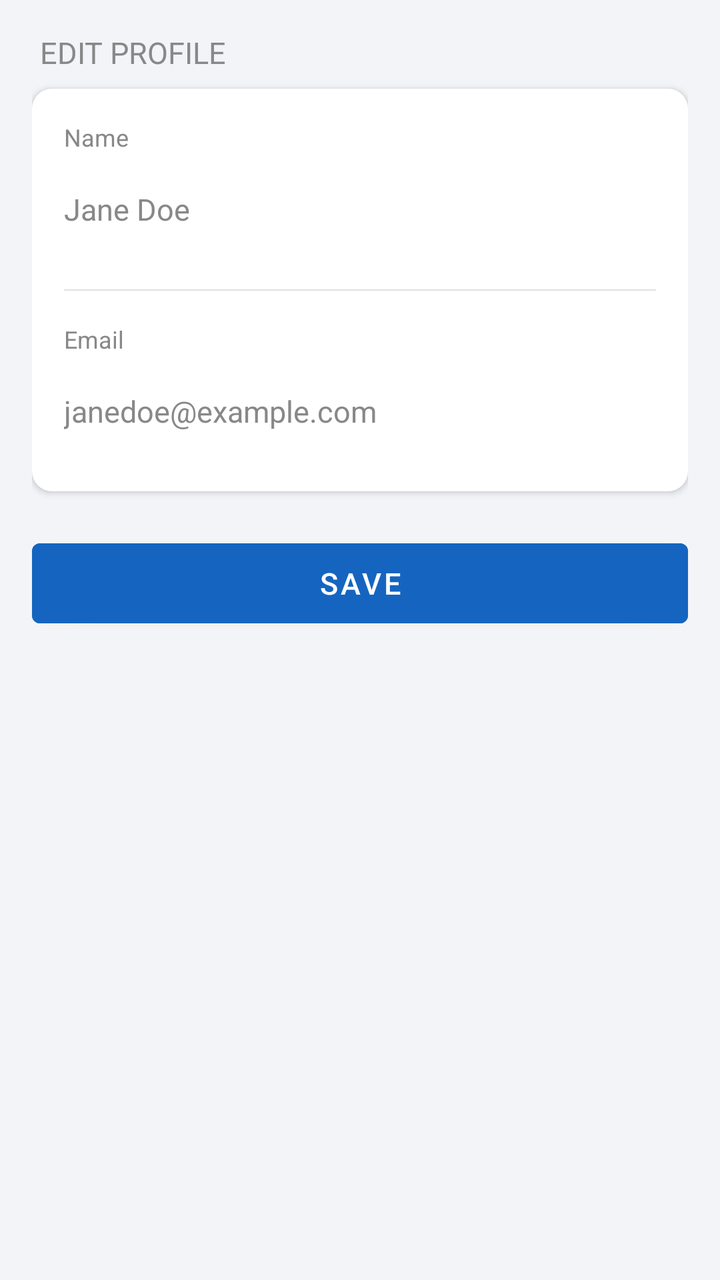
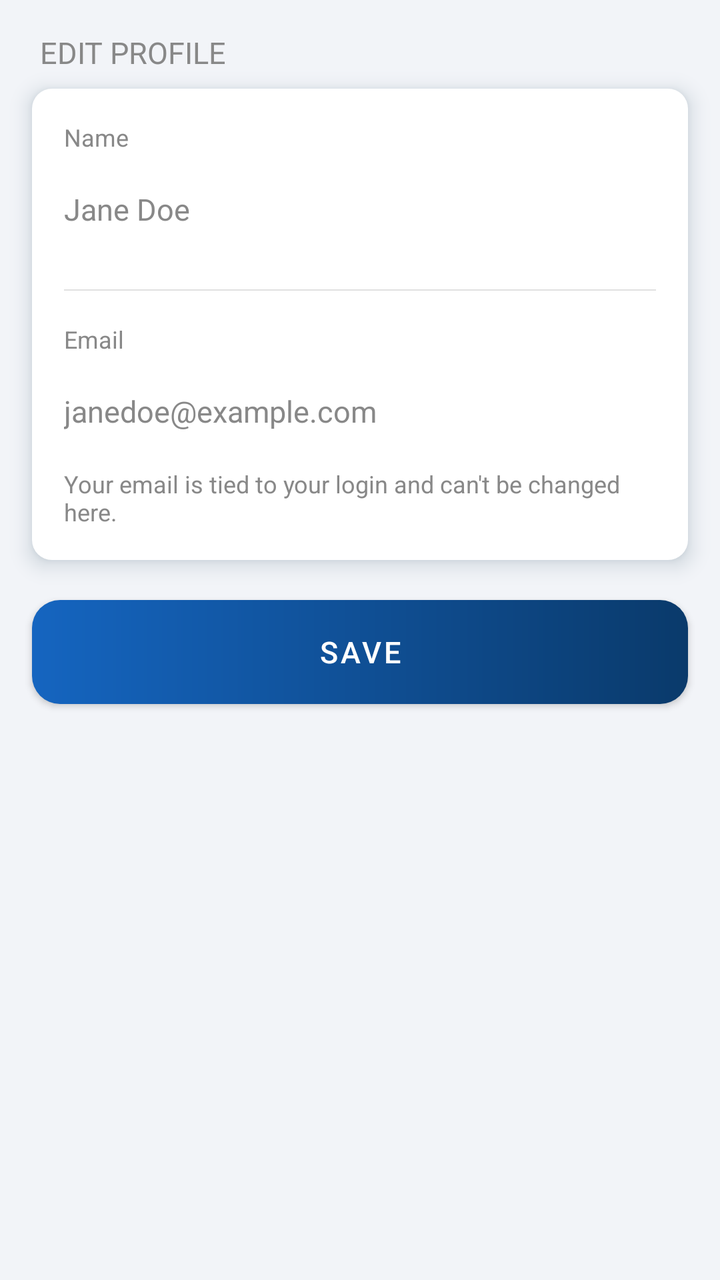

An Android layout rendered at two revisions. The XML below is the earlier revision; the diff shows what the commit changed to produce the second picture.
<!-- AndroidManifest.xml: application theme Theme.AquaSense -->
<!-- res/layout/fragment_edit_profile.xml -->
<?xml version="1.0" encoding="utf-8"?>
<ScrollView xmlns:android="http://schemas.android.com/apk/res/android"
    android:layout_width="match_parent"
    android:layout_height="match_parent"
    android:fillViewport="true">

    <LinearLayout
        android:layout_width="match_parent"
        android:layout_height="wrap_content"
        android:orientation="vertical"
        android:padding="16dp">

        <TextView
            android:layout_width="wrap_content"
            android:layout_height="wrap_content"
            android:layout_marginBottom="8dp"
            android:layout_marginStart="4dp"
            android:text="@string/edit_profile"
            android:textAllCaps="true"
            android:textColor="@color/text_secondary"
            android:textSize="15sp" />

        <LinearLayout
            android:layout_width="match_parent"
            android:layout_height="wrap_content"
            android:layout_marginBottom="20dp"
            android:background="@drawable/bg_settings_card"
            android:elevation="2dp"
            android:orientation="vertical"
            android:padding="16dp">

            <TextView
                android:layout_width="wrap_content"
                android:layout_height="wrap_content"
                android:layout_marginBottom="4dp"
                android:text="@string/edit_profile_name"
                android:textColor="@color/text_secondary"
                android:textSize="12sp" />

            <EditText
                android:id="@+id/etEditProfileName"
                android:layout_width="match_parent"
                android:layout_height="wrap_content"
                android:layout_marginBottom="16dp"
                android:background="@android:color/transparent"
                android:hint="@string/profile_name_placeholder"
                android:importantForAutofill="no"
                android:inputType="textPersonName|textCapWords"
                android:maxLength="100"
                android:minHeight="48dp"
                android:textColor="@color/text_primary"
                android:textColorHint="@color/text_secondary"
                android:textSize="15sp" />

            <View
                android:layout_width="match_parent"
                android:layout_height="0.5dp"
                android:layout_marginBottom="16dp"
                android:background="@color/divider" />

            <TextView
                android:layout_width="wrap_content"
                android:layout_height="wrap_content"
                android:layout_marginBottom="4dp"
                android:text="@string/edit_profile_email"
                android:textColor="@color/text_secondary"
                android:textSize="12sp" />

            <EditText
                android:id="@+id/etEditProfileEmail"
                android:layout_width="match_parent"
                android:layout_height="wrap_content"
                android:background="@android:color/transparent"
                android:hint="@string/profile_email_placeholder"
                android:importantForAutofill="no"
                android:inputType="textEmailAddress"
                android:maxLength="100"
                android:minHeight="48dp"
                android:textColor="@color/text_primary"
                android:textColorHint="@color/text_secondary"
                android:textSize="15sp" />

        </LinearLayout>

        <Button
            android:id="@+id/btnSaveProfile"
            android:layout_width="match_parent"
            android:layout_height="52dp"
            android:backgroundTint="@color/accent"
            android:text="@string/edit_profile_save"
            android:textAllCaps="false"
            android:textColor="@color/white"
            android:textSize="15sp" />

    </LinearLayout>

</ScrollView>
<!-- resources referenced by this layout -->
<resources>
  <color name="accent">#FF1565C0</color>
  <color name="divider">#FFE0E0E0</color>
  <color name="text_primary">#FF000000</color>
  <color name="text_secondary">#FF888888</color>
  <color name="white">#FFFFFFFF</color>
  <!-- drawable bg_settings_card (drawable) -->
  <?xml version="1.0" encoding="utf-8"?>
  <shape xmlns:android="http://schemas.android.com/apk/res/android"
      android:shape="rectangle">
      <solid android:color="@color/card_background" />
      <corners android:radius="10dp" />
  </shape>
  <string name="edit_profile">Edit Profile</string>
  <string name="edit_profile_email">Email</string>
  <string name="edit_profile_name">Name</string>
  <string name="edit_profile_save">SAVE</string>
  <string name="profile_email_placeholder">janedoe@example.com</string>
  <string name="profile_name_placeholder">Jane Doe</string>
  <style name="Theme.AquaSense" parent="Base.Theme.AquaSense" />
  <color name="card_background">#FFFFFFFF</color>
  <style name="Base.Theme.AquaSense" parent="Theme.MaterialComponents.DayNight.NoActionBar">
          
          <item name="android:windowBackground">@color/background</item>
          <item name="android:colorBackground">@color/background</item>
          
          <item name="android:statusBarColor">@color/toolbar_gradient_start</item>
          <item name="android:windowLightStatusBar">@bool/light_status_bar_icons</item>
      </style>
  <color name="background">#FFF2F4F8</color>
  <color name="toolbar_gradient_start">#FFC1DFE0</color>
</resources>

<!-- the commit's change to res/layout/fragment_edit_profile.xml (unified diff, before → after) -->
@@ -1,5 +1,6 @@
 <?xml version="1.0" encoding="utf-8"?>
 <ScrollView xmlns:android="http://schemas.android.com/apk/res/android"
+    xmlns:app="http://schemas.android.com/apk/res-auto"
     android:layout_width="match_parent"
     android:layout_height="match_parent"
     android:fillViewport="true">
@@ -7,6 +8,7 @@
     <LinearLayout
         android:layout_width="match_parent"
         android:layout_height="wrap_content"
+        android:clipToPadding="false"
         android:orientation="vertical"
         android:padding="16dp">
 
@@ -25,7 +27,7 @@
             android:layout_height="wrap_content"
             android:layout_marginBottom="20dp"
             android:background="@drawable/bg_settings_card"
-            android:elevation="2dp"
+            style="@style/Widget.AquaSense.Card"
             android:orientation="vertical"
             android:padding="16dp">
 
@@ -66,31 +68,39 @@
                 android:textColor="@color/text_secondary"
                 android:textSize="12sp" />
 
-            <EditText
-                android:id="@+id/etEditProfileEmail"
+            
+            <TextView
+                android:id="@+id/tvEditProfileEmail"
                 android:layout_width="match_parent"
                 android:layout_height="wrap_content"
-                android:background="@android:color/transparent"
                 android:hint="@string/profile_email_placeholder"
-                android:importantForAutofill="no"
-                android:inputType="textEmailAddress"
-                android:maxLength="100"
                 android:minHeight="48dp"
-                android:textColor="@color/text_primary"
+                android:gravity="center_vertical"
+                android:textColor="@color/text_secondary"
                 android:textColorHint="@color/text_secondary"
+                android:textIsSelectable="true"
                 android:textSize="15sp" />
+
+            <TextView
+                android:layout_width="match_parent"
+                android:layout_height="wrap_content"
+                android:layout_marginTop="4dp"
+                android:text="@string/edit_profile_email_locked"
+                android:textColor="@color/text_secondary"
+                android:textSize="12sp" />
 
         </LinearLayout>
 
-        <Button
+        <com.google.android.material.button.MaterialButton
             android:id="@+id/btnSaveProfile"
             android:layout_width="match_parent"
             android:layout_height="52dp"
-            android:backgroundTint="@color/accent"
+            android:background="@drawable/bg_auth_primary_button"
             android:text="@string/edit_profile_save"
             android:textAllCaps="false"
             android:textColor="@color/white"
-            android:textSize="15sp" />
+            android:textSize="15sp"
+            app:backgroundTint="@null" />
 
     </LinearLayout>
 
<!-- resource entries referenced after the edit -->
@@ -5,6 +5,16 @@
   <color name="text_primary">#FF000000</color>
   <color name="text_secondary">#FF888888</color>
   <color name="white">#FFFFFFFF</color>
+  <!-- drawable bg_auth_primary_button (drawable) -->
+  <?xml version="1.0" encoding="utf-8"?>
+  <shape xmlns:android="http://schemas.android.com/apk/res/android"
+      android:shape="rectangle">
+      <gradient
+          android:angle="0"
+          android:endColor="@color/launcher_ocean_end"
+          android:startColor="@color/accent" />
+      <corners android:radius="14dp" />
+  </shape>
   <!-- drawable bg_settings_card (drawable) -->
   <?xml version="1.0" encoding="utf-8"?>
   <shape xmlns:android="http://schemas.android.com/apk/res/android"
@@ -14,12 +24,20 @@
   </shape>
   <string name="edit_profile">Edit Profile</string>
   <string name="edit_profile_email">Email</string>
+  <string name="edit_profile_email_locked">Your email is tied to your login and can\'t be changed here.</string>
   <string name="edit_profile_name">Name</string>
   <string name="edit_profile_save">SAVE</string>
   <string name="profile_email_placeholder">janedoe@example.com</string>
   <string name="profile_name_placeholder">Jane Doe</string>
+  <style name="Widget.AquaSense.Card" parent="">
+          <item name="android:elevation">6dp</item>
+          <item name="android:outlineAmbientShadowColor">@color/card_shadow</item>
+          <item name="android:outlineSpotShadowColor">@color/card_shadow</item>
+      </style>
   <style name="Theme.AquaSense" parent="Base.Theme.AquaSense" />
+  <color name="launcher_ocean_end">#FF0A3A6B</color>
   <color name="card_background">#FFFFFFFF</color>
+  <color name="card_shadow">#FF123A4D</color>
   <style name="Base.Theme.AquaSense" parent="Theme.MaterialComponents.DayNight.NoActionBar">
           
           <item name="android:windowBackground">@color/background</item>
